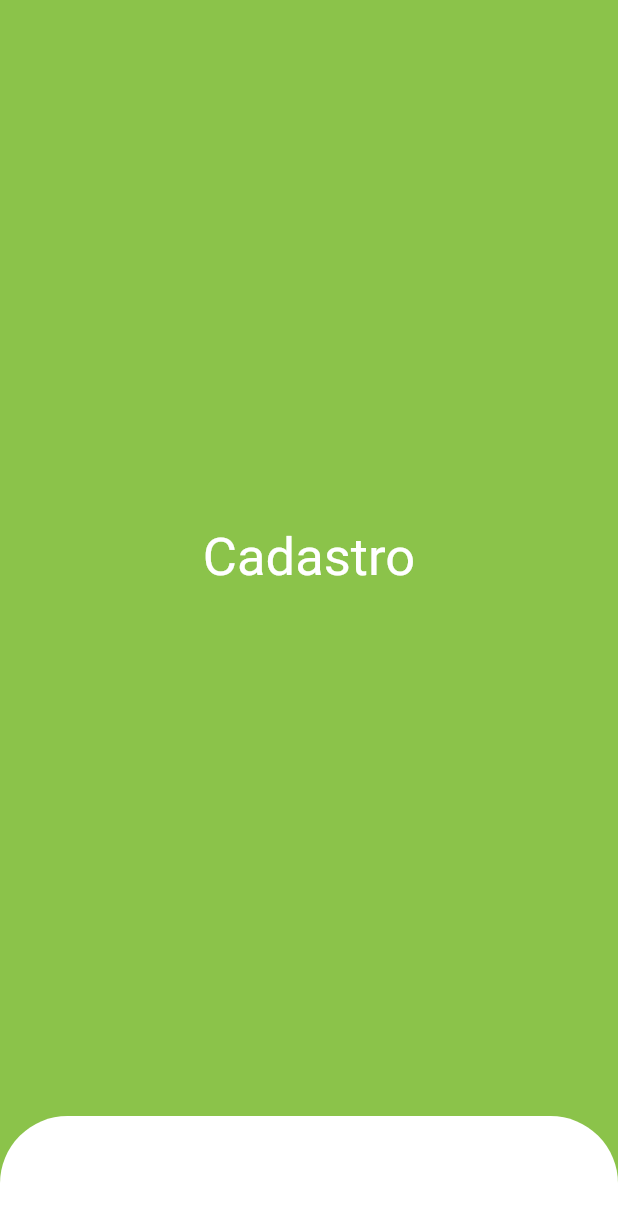
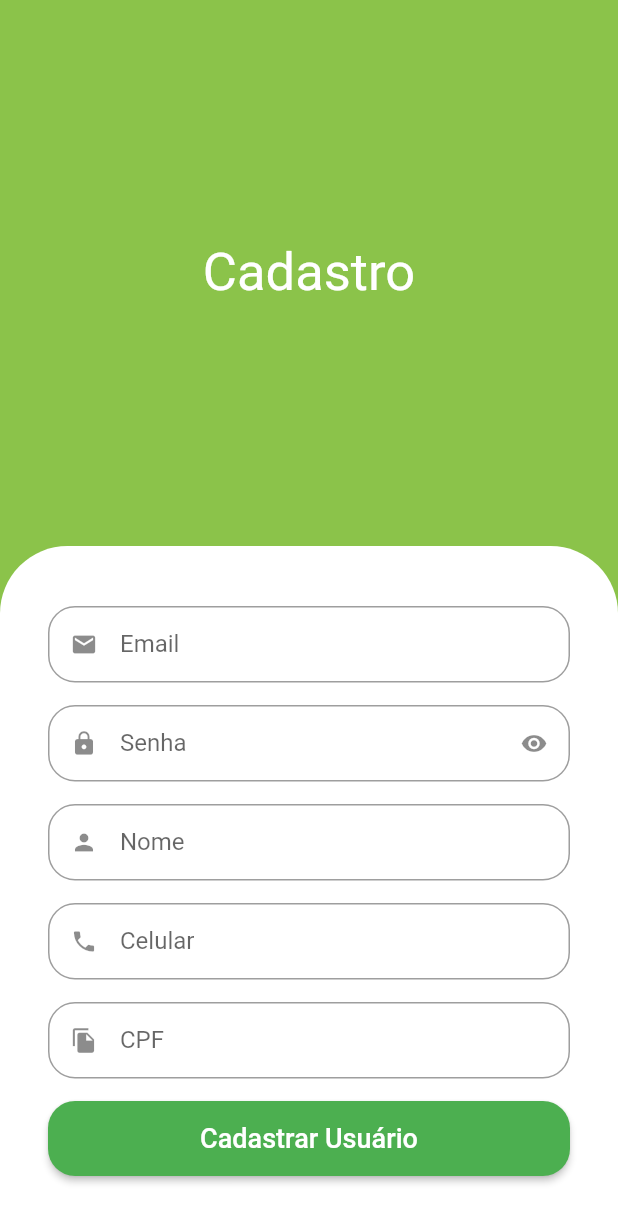
Before and after one commit to lamecksilva/lameco_grocery, a Flutter app: the SignUpScreen screen opened directly, on a phone screen of 412 x 824 dp. Shown: the top 1223 px of the screen. Run offline on Flutter 3.47's test engine with Material 2 defaults, Android fonts, the phone set to English and light mode, and no system bars; our stand-ins replace animated_text_kit.

Commit message:
feat(-cadastro): Adiciona campos na tela de cadastro Adiciona SingleChildScrollView

```diff
--- a/lib/src/auth/sign_up_screen.dart
+++ b/lib/src/auth/sign_up_screen.dart
@@ -1,4 +1,5 @@
 import 'package:flutter/material.dart';
+import 'package:lameco_grocery/src/auth/components/custom_text_field.dart';
 import 'package:lameco_grocery/src/config/custom_colors.dart';
 
 class SignUpScreen extends StatelessWidget {
@@ -6,25 +7,83 @@
 
   @override
   Widget build(BuildContext context) {
+    final size = MediaQuery.of(context).size;
+
     return Scaffold(
       backgroundColor: CustomColors.customSwatchColor,
-      body: Column(children: [
+      body: SingleChildScrollView(
+        child: SizedBox(
+          height: size.height,
+          width: size.width,
+          child: Column(children: [
             // Cadastro
             const Expanded(
                 child: Center(
               child: Text('Cadastro',
-              style: TextStyle(color: Colors.white, fontSize: 35)),
+                  style: TextStyle(
+                    color: Colors.white,
+                    fontSize: 35,
+                  )),
             )),
 
             // Formulário
             Container(
-          padding: const EdgeInsets.symmetric(horizontal: 32, vertical: 40),
+              padding: const EdgeInsets.symmetric(
+                horizontal: 32,
+                vertical: 40,
+              ),
               decoration: const BoxDecoration(
                 color: Colors.white,
-            borderRadius: BorderRadius.vertical(top: Radius.circular(45)),
+                borderRadius: BorderRadius.vertical(
+                  top: Radius.circular(45),
+                ),
+              ),
+              child: Column(
+                  crossAxisAlignment: CrossAxisAlignment.stretch,
+                  children: [
+                    const CustomTextField(
+                      icon: Icons.email,
+                      label: 'Email',
+                    ),
+                    const CustomTextField(
+                      icon: Icons.lock,
+                      label: 'Senha',
+                      isSecret: true,
+                    ),
+                    const CustomTextField(
+                      icon: Icons.person,
+                      label: 'Nome',
+                    ),
+                    const CustomTextField(
+                      icon: Icons.phone,
+                      label: 'Celular',
+                    ),
+                    const CustomTextField(
+                      icon: Icons.file_copy,
+                      label: 'CPF',
+                    ),
+                    SizedBox(
+                      height: 50,
+                      child: ElevatedButton(
+                        style: ElevatedButton.styleFrom(
+                          shape: RoundedRectangleBorder(
+                            borderRadius: BorderRadius.circular(18),
+                          ),
+                        ),
+                        onPressed: () {
+                          print("Cadastrar");
+                        },
+                        child: const Text(
+                          'Cadastrar Usuário',
+                          style: TextStyle(fontSize: 18),
+                        ),
                       ),
                     ),
                   ]),
+            ),
+          ]),
+        ),
+      ),
     );
   }
 }
```
Lines whose indentation alone changed are shown as unchanged.
